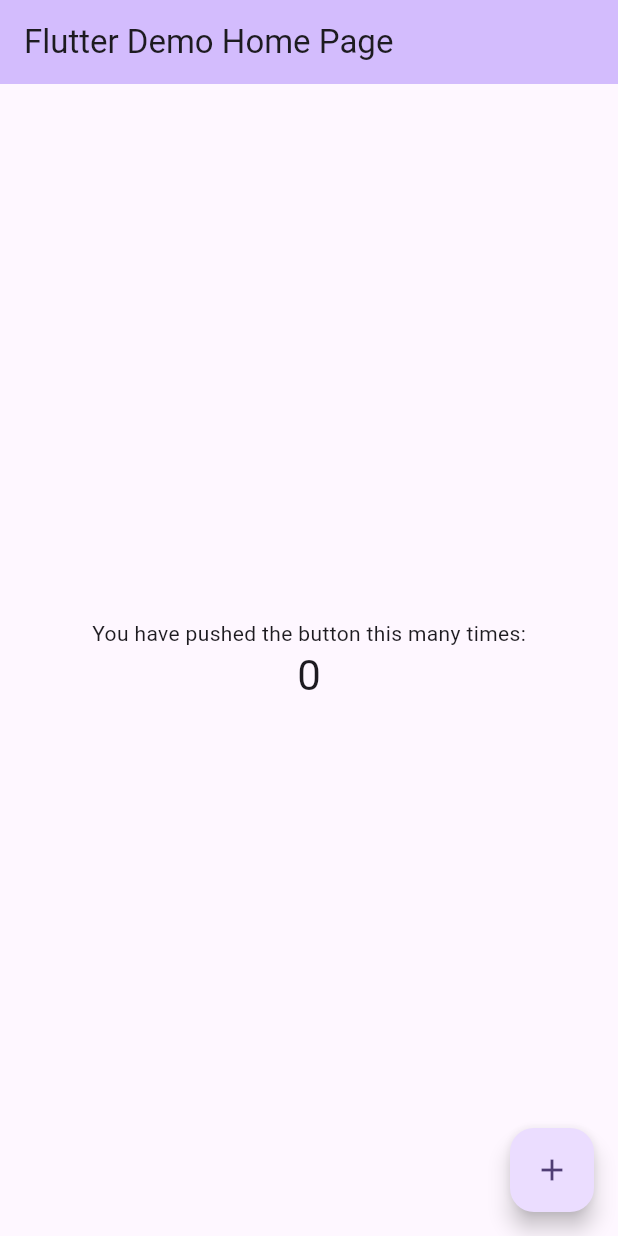
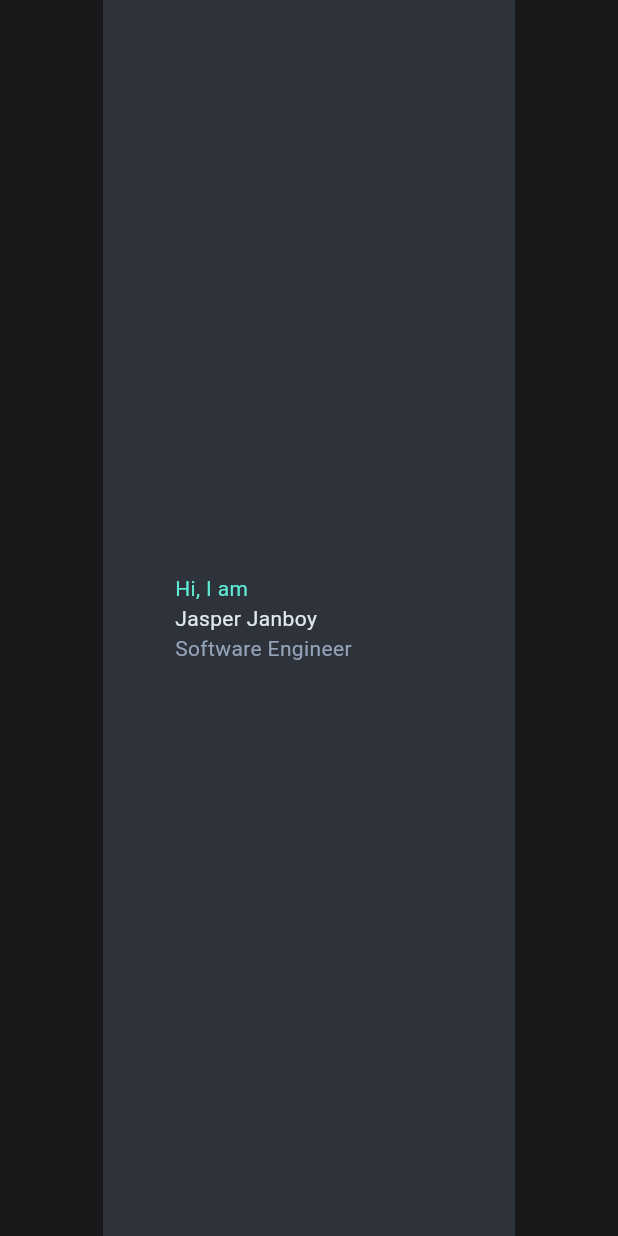
Before and after one commit to repsajanboy/my-portfolio, a Flutter app: the screen it shows after launch, on a phone screen of 412 x 824 dp. Run offline on Flutter 3.47's test engine with Material 3 defaults, Android fonts, the phone set to English and light mode, and no system bars.

Commit message:
Initial UI design

```diff
--- /dev/null
+++ b/lib/app.dart
@@ -0,0 +1,16 @@
+import 'package:flutter/material.dart';
+import 'package:my_portfolio/router/app_router.dart';
+
+class MyApp extends StatelessWidget {
+  final AppRouter router;
+  const MyApp({super.key, required this.router});
+
+  @override
+  Widget build(BuildContext context) {
+    return MaterialApp(
+      title: 'My Portfolio',
+      debugShowCheckedModeBanner: false,
+      onGenerateRoute: router.onGenerateRoute,
+    );
+  }
+}
--- a/lib/main.dart
+++ b/lib/main.dart
@@ -1,125 +1,11 @@
 import 'package:flutter/material.dart';
+import 'package:my_portfolio/app.dart';
+import 'package:my_portfolio/router/app_router.dart';
 
 void main() {
-  runApp(const MyApp());
+  runApp(
+    MyApp(
+      router: AppRouter(),
+    ),
+  );
 }
-
-class MyApp extends StatelessWidget {
-  const MyApp({super.key});
-
-  // This widget is the root of your application.
-  @override
-  Widget build(BuildContext context) {
-    return MaterialApp(
-      title: 'Flutter Demo',
-      theme: ThemeData(
-        // This is the theme of your application.
-        //
-        // TRY THIS: Try running your application with "flutter run". You'll see
-        // the application has a purple toolbar. Then, without quitting the app,
-        // try changing the seedColor in the colorScheme below to Colors.green
-        // and then invoke "hot reload" (save your changes or press the "hot
-        // reload" button in a Flutter-supported IDE, or press "r" if you used
-        // the command line to start the app).
-        //
-        // Notice that the counter didn't reset back to zero; the application
-        // state is not lost during the reload. To reset the state, use hot
-        // restart instead.
-        //
-        // This works for code too, not just values: Most code changes can be
-        // tested with just a hot reload.
-        colorScheme: ColorScheme.fromSeed(seedColor: Colors.deepPurple),
-        useMaterial3: true,
-      ),
-      home: const MyHomePage(title: 'Flutter Demo Home Page'),
-    );
-  }
-}
-
-class MyHomePage extends StatefulWidget {
-  const MyHomePage({super.key, required this.title});
-
-  // This widget is the home page of your application. It is stateful, meaning
-  // that it has a State object (defined below) that contains fields that affect
-  // how it looks.
-
-  // This class is the configuration for the state. It holds the values (in this
-  // case the title) provided by the parent (in this case the App widget) and
-  // used by the build method of the State. Fields in a Widget subclass are
-  // always marked "final".
-
-  final String title;
-
-  @override
-  State<MyHomePage> createState() => _MyHomePageState();
-}
-
-class _MyHomePageState extends State<MyHomePage> {
-  int _counter = 0;
-
-  void _incrementCounter() {
-    setState(() {
-      // This call to setState tells the Flutter framework that something has
-      // changed in this State, which causes it to rerun the build method below
-      // so that the display can reflect the updated values. If we changed
-      // _counter without calling setState(), then the build method would not be
-      // called again, and so nothing would appear to happen.
-      _counter++;
-    });
-  }
-
-  @override
-  Widget build(BuildContext context) {
-    // This method is rerun every time setState is called, for instance as done
-    // by the _incrementCounter method above.
-    //
-    // The Flutter framework has been optimized to make rerunning build methods
-    // fast, so that you can just rebuild anything that needs updating rather
-    // than having to individually change instances of widgets.
-    return Scaffold(
-      appBar: AppBar(
-        // TRY THIS: Try changing the color here to a specific color (to
-        // Colors.amber, perhaps?) and trigger a hot reload to see the AppBar
-        // change color while the other colors stay the same.
-        backgroundColor: Theme.of(context).colorScheme.inversePrimary,
-        // Here we take the value from the MyHomePage object that was created by
-        // the App.build method, and use it to set our appbar title.
-        title: Text(widget.title),
-      ),
-      body: Center(
-        // Center is a layout widget. It takes a single child and positions it
-        // in the middle of the parent.
-        child: Column(
-          // Column is also a layout widget. It takes a list of children and
-          // arranges them vertically. By default, it sizes itself to fit its
-          // children horizontally, and tries to be as tall as its parent.
-          //
-          // Column has various properties to control how it sizes itself and
-          // how it positions its children. Here we use mainAxisAlignment to
-          // center the children vertically; the main axis here is the vertical
-          // axis because Columns are vertical (the cross axis would be
-          // horizontal).
-          //
-          // TRY THIS: Invoke "debug painting" (choose the "Toggle Debug Paint"
-          // action in the IDE, or press "p" in the console), to see the
-          // wireframe for each widget.
-          mainAxisAlignment: MainAxisAlignment.center,
-          children: <Widget>[
-            const Text(
-              'You have pushed the button this many times:',
-            ),
-            Text(
-              '$_counter',
-              style: Theme.of(context).textTheme.headlineMedium,
-            ),
-          ],
-        ),
-      ),
-      floatingActionButton: FloatingActionButton(
-        onPressed: _incrementCounter,
-        tooltip: 'Increment',
-        child: const Icon(Icons.add),
-      ), // This trailing comma makes auto-formatting nicer for build methods.
-    );
-  }
-}
--- /dev/null
+++ b/lib/presentation/home_page/home_page.dart
@@ -0,0 +1 @@
+export 'view/home_page_view.dart';
--- /dev/null
+++ b/lib/presentation/home_page/view/home_page_view.dart
@@ -0,0 +1,63 @@
+import 'package:flutter/material.dart';
+import 'package:my_portfolio/styles/colors.dart';
+
+class HomePageView extends StatelessWidget {
+  const HomePageView({super.key});
+
+  @override
+  Widget build(BuildContext context) {
+    return Scaffold(
+      backgroundColor: AppColors.background,
+      body: SafeArea(
+        child: Column(
+          children: [
+            Flexible(
+              flex: 1,
+              child: Row(
+                mainAxisAlignment: MainAxisAlignment.spaceBetween,
+                children: [
+                  Flexible(
+                    flex: 1,
+                    child: SizedBox(),
+                  ),
+                  Expanded(
+                    flex: 4,
+                    child: Container(
+                      padding: const EdgeInsets.symmetric(horizontal: 48.0),
+                      decoration: BoxDecoration(
+                        color: AppColors.lightBlack,
+                      ),
+                      child: Column(
+                        crossAxisAlignment: CrossAxisAlignment.start,
+                        mainAxisAlignment: MainAxisAlignment.center,
+                        children: [
+                          Text(
+                            'Hi, I am',
+                            style: TextStyle(color: AppColors.accentTextColor),
+                          ),
+                          Text(
+                            'Jasper Janboy',
+                            style: TextStyle(
+                              color: AppColors.mainTextColor,
+                            ),
+                          ),
+                          Text('Software Engineer', style: TextStyle(
+                            color: AppColors.secondaryTextColor,
+                          ),)
+                        ],
+                      ),
+                    ),
+                  ),
+                  Flexible(
+                    flex: 1,
+                    child: SizedBox(),
+                  ),
+                ],
+              ),
+            ),
+          ],
+        ),
+      ),
+    );
+  }
+}
--- /dev/null
+++ b/lib/presentation/projects_page/projects_page.dart
@@ -0,0 +1 @@
+export 'view/projects_page_view.dart';
--- /dev/null
+++ b/lib/presentation/projects_page/view/projects_page_view.dart
@@ -0,0 +1,10 @@
+import 'package:flutter/material.dart';
+
+class ProjectsPageView extends StatelessWidget {
+  const ProjectsPageView({super.key});
+
+  @override
+  Widget build(BuildContext context) {
+    return const Placeholder();
+  }
+}
--- /dev/null
+++ b/lib/router/app_router.dart
@@ -0,0 +1,27 @@
+import 'package:flutter/material.dart';
+import 'package:my_portfolio/presentation/home_page/home_page.dart';
+import 'package:my_portfolio/presentation/projects_page/projects_page.dart';
+import 'package:my_portfolio/router/app_router_names.dart';
+
+class AppRouter {
+  Route onGenerateRoute(RouteSettings routeSettings) {
+    switch (routeSettings.name) {
+      case RouteNames.home:
+        return MaterialPageRoute(
+          builder: (_) => const HomePageView(),
+        );
+      case RouteNames.projects:
+        return MaterialPageRoute(
+          builder: (_) => ProjectsPageView(),
+        );
+      default:
+        return MaterialPageRoute(
+          builder: (_) => Scaffold(
+            body: Center(
+              child: Text('No route define for ${routeSettings.name}'),
+            ),
+          ),
+        );
+    }
+  }
+}
--- /dev/null
+++ b/lib/router/app_router_names.dart
@@ -0,0 +1,4 @@
+class RouteNames {
+  static const String home = "/";
+  static const String projects = "projects";
+}
--- /dev/null
+++ b/lib/styles/colors.dart
@@ -0,0 +1,12 @@
+import 'package:flutter/material.dart';
+
+class AppColors {
+  //text color
+  static const mainTextColor = Color(0xffE2E8F0);
+  static const secondaryTextColor = Color(0xff94A3B8);
+  static const accentTextColor = Color(0xff5eead4);
+
+  //background
+  static const background = Color(0xff18181B);
+  static const lightBlack = Color(0xff2e323b);
+}
```
Also changed, not shown: 1 other file.
